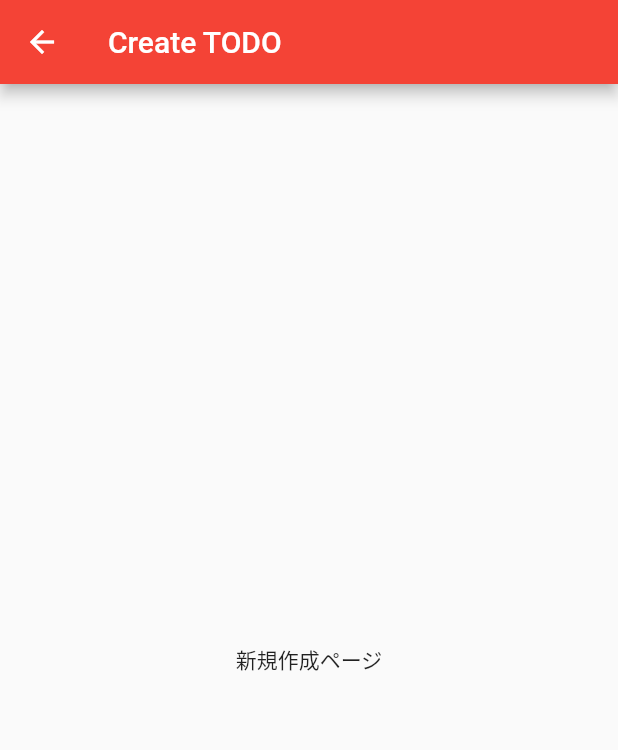
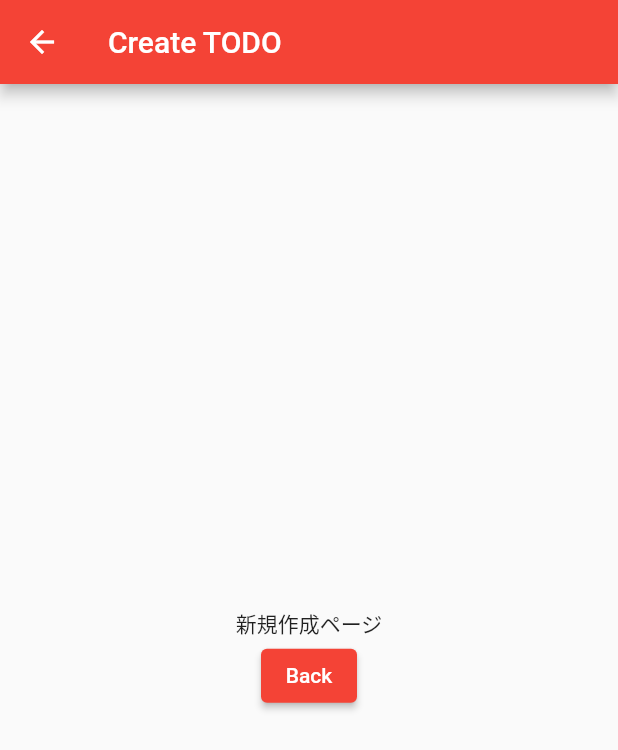
Before and after one commit to takumma/flutter_hands_on_sample, a Flutter app: the CreatePage screen opened directly, on a phone screen of 412 x 824 dp. Shown: the top 750 px of the screen. Run offline on Flutter 3.47's test engine with Material 2 defaults, Android fonts, the phone set to English and light mode, and no system bars.

Commit message:
画面遷移

```diff
--- a/lib/create_page.dart
+++ b/lib/create_page.dart
@@ -1,13 +1,11 @@
 import 'package:flutter/material.dart';
 
 class CreatePage extends StatefulWidget {
-
   @override
   _CreatePageState createState() => _CreatePageState();
 }
 
 class _CreatePageState extends State<CreatePage> {
-
   @override
   Widget build(BuildContext context) {
     return Scaffold(
@@ -15,7 +13,16 @@ class _CreatePageState extends State<CreatePage> {
         title: const Text("Create TODO"),
       ),
       body: Center(
-        child: Text("新規作成ページ"),
+        child: Column(
+          mainAxisSize: MainAxisSize.min,
+          children: [
+            Text("新規作成ページ"),
+            ElevatedButton(
+              child: Text("Back"),
+              onPressed: () => Navigator.pop(context),
+            ),
+          ],
+        ),
       ),
     );
   }
--- a/lib/my_home_page.dart
+++ b/lib/my_home_page.dart
@@ -1,4 +1,6 @@
 import 'package:flutter/material.dart';
+
+import 'create_page.dart';
 
 class MyHomePage extends StatefulWidget {
   MyHomePage({Key key, this.title}) : super(key: key);
@@ -39,6 +41,7 @@ class _MyHomePageState extends State<MyHomePage> {
                 title: Text(_todoItems[index]),
                 trailing: IconButton(
                   icon: Icon(Icons.more_vert),
+                  onPressed: () {},
                 ),
               ),
             ),
@@ -46,7 +49,7 @@ class _MyHomePageState extends State<MyHomePage> {
         },
       ),
       floatingActionButton: FloatingActionButton(
-        onPressed: () => _addTodo("追加したTODO"),
+        onPressed: () => Navigator.of(context).push(MaterialPageRoute(builder: (context) => CreatePage())),
         tooltip: 'Add Todo',
         child: Icon(Icons.add),
       ),
```
